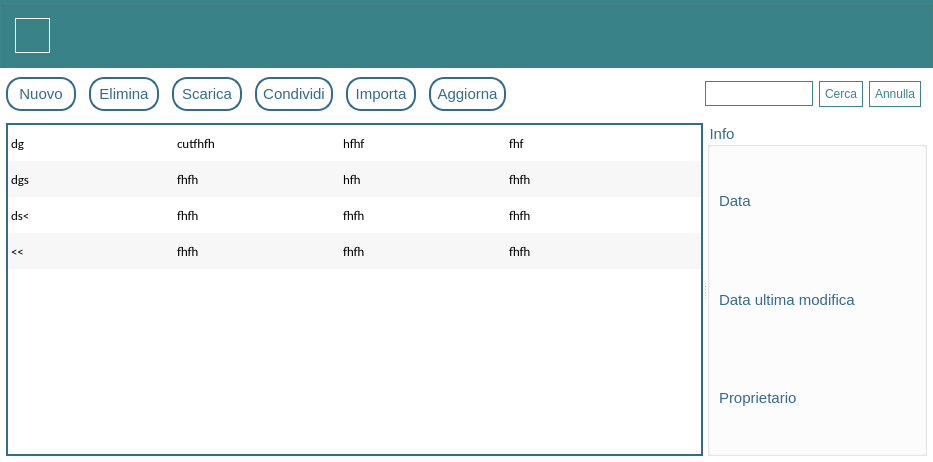
Above: Client/principale.ui from MarcoFlo/Google-Drive before the change. Below: the same form after it.
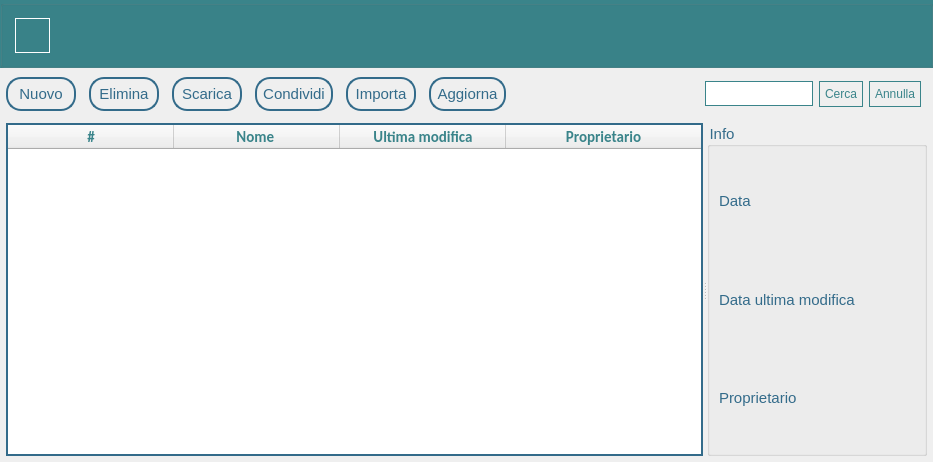
That is the form after the change.

```diff
--- a/Client/principale.ui
+++ b/Client/principale.ui
@@ -2,6 +2,9 @@
 <ui version="4.0">
  <class>Principale</class>
  <widget class="QMainWindow" name="Principale">
+  <property name="enabled">
+   <bool>true</bool>
+  </property>
   <property name="geometry">
    <rect>
     <x>0</x>
@@ -21,7 +24,12 @@
   </property>
   <property name="styleSheet">
    <string notr="true">background-color: white;
-border-color:10px solid black;</string>
+border-color:10px solid black;
+disabled
+{
+	background-color:grey;
+}
+</string>
   </property>
   <widget class="QWidget" name="centralwidget">
    <property name="sizePolicy">
@@ -529,6 +537,9 @@
          <enum>Qt::Horizontal</enum>
         </property>
         <widget class="QTableWidget" name="lista">
+         <property name="enabled">
+          <bool>true</bool>
+         </property>
          <property name="font">
           <font>
            <family>Calibri</family>
@@ -610,7 +621,7 @@
           </size>
          </property>
          <property name="textElideMode">
-          <enum>Qt::ElideLeft</enum>
+          <enum>Qt::ElideNone</enum>
          </property>
          <property name="showGrid">
           <bool>false</bool>
@@ -628,13 +639,13 @@
           <bool>false</bool>
          </property>
          <property name="rowCount">
-          <number>4</number>
+          <number>0</number>
          </property>
          <property name="columnCount">
           <number>4</number>
          </property>
          <attribute name="horizontalHeaderVisible">
-          <bool>false</bool>
+          <bool>true</bool>
          </attribute>
          <attribute name="horizontalHeaderCascadingSectionResizes">
           <bool>false</bool>
@@ -675,10 +686,6 @@
          <attribute name="verticalHeaderStretchLastSection">
           <bool>false</bool>
          </attribute>
-         <row/>
-         <row/>
-         <row/>
-         <row/>
          <column>
           <property name="text">
            <string>#</string>
@@ -786,114 +793,6 @@
            </brush>
           </property>
          </column>
-         <item row="0" column="0">
-          <property name="text">
-           <string>dg</string>
-          </property>
-          <property name="font">
-           <font>
-            <family>Calibri</family>
-           </font>
-          </property>
-         </item>
-         <item row="0" column="1">
-          <property name="text">
-           <string>cutfhfh</string>
-          </property>
-          <property name="background">
-           <brush brushstyle="SolidPattern">
-            <color alpha="255">
-             <red>255</red>
-             <green>255</green>
-             <blue>255</blue>
-            </color>
-           </brush>
-          </property>
-          <property name="foreground">
-           <brush brushstyle="HorPattern">
-            <color alpha="255">
-             <red>0</red>
-             <green>0</green>
-             <blue>0</blue>
-            </color>
-           </brush>
-          </property>
-         </item>
-         <item row="0" column="2">
-          <property name="text">
-           <string>hfhf</string>
-          </property>
-         </item>
-         <item row="0" column="3">
-          <property name="text">
-           <string>fhf</string>
-          </property>
-         </item>
-         <item row="1" column="0">
-          <property name="text">
-           <string>dgs</string>
-          </property>
-         </item>
-         <item row="1" column="1">
-          <property name="text">
-           <string>fhfh</string>
-          </property>
-         </item>
-         <item row="1" column="2">
-          <property name="text">
-           <string>hfh</string>
-          </property>
-         </item>
-         <item row="1" column="3">
-          <property name="text">
-           <string>fhfh</string>
-          </property>
-         </item>
-         <item row="2" column="0">
-          <property name="text">
-           <string>ds&lt;</string>
-          </property>
-         </item>
-         <item row="2" column="1">
-          <property name="text">
-           <string>fhfh</string>
-          </property>
-         </item>
-         <item row="2" column="2">
-          <property name="text">
-           <string>fhfh</string>
-          </property>
-         </item>
-         <item row="2" column="3">
-          <property name="text">
-           <string>fhfh</string>
-          </property>
-         </item>
-         <item row="3" column="0">
-          <property name="text">
-           <string>&lt;&lt;</string>
-          </property>
-         </item>
-         <item row="3" column="1">
-          <property name="text">
-           <string>fhfh</string>
-          </property>
-         </item>
-         <item row="3" column="2">
-          <property name="text">
-           <string>fhfh</string>
-          </property>
-         </item>
-         <item row="3" column="3">
-          <property name="text">
-           <string>fhfh</string>
-          </property>
-          <property name="font">
-           <font>
-            <family>Calibri</family>
-           </font>
-          </property>
-         </item>
         </widget>
         <widget class="QGroupBox" name="info">
          <property name="maximumSize">
```
Left out of the diff: 27 changed lines with no effect on the pictures.
